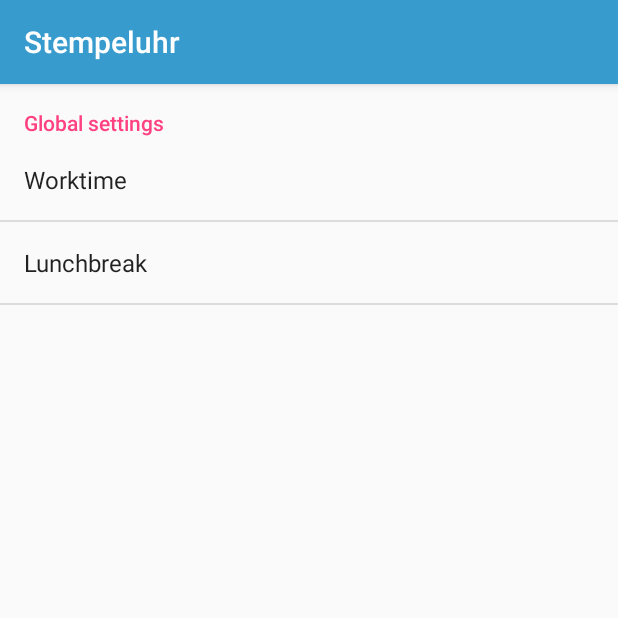
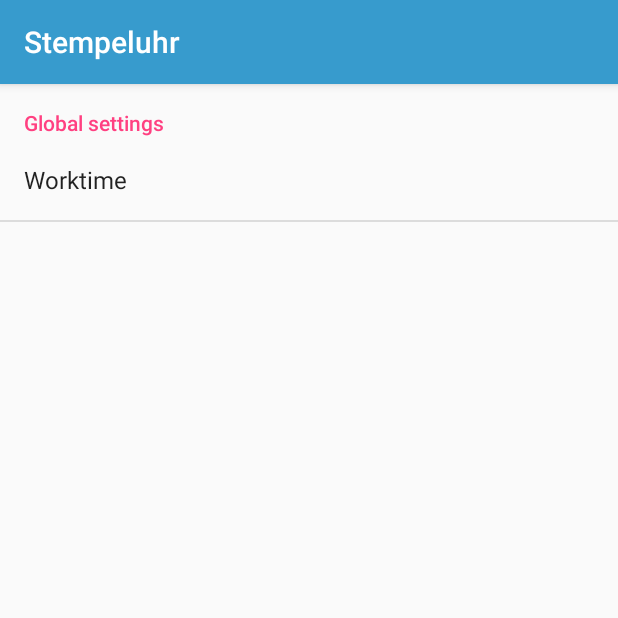
Before and after one commit to Bresenham/Stempeluhr, an Android app: the screen it shows after launch (SettingsActivity), in the options menu, after a tap on "Settings", on a phone screen of 412 x 824 dp, the top half of it. Run offline under Robolectric (Android 15) with nearby library versions, the light colour scheme and no system bars; libraries missing offline, so code that uses them is left out: at.markushi.ui, com.ramotion.circlemenu; 4 statements that could not run were skipped.

Commit message:
Replaced Lunchbreak Option with fixed timings

```diff
--- a/app/src/main/java/com/example/standardbenutzer/stempeluhr/InputViewFragment.kt
+++ b/app/src/main/java/com/example/standardbenutzer/stempeluhr/InputViewFragment.kt
@@ -16,6 +16,7 @@ import com.example.standardbenutzer.stempeluhr.R.mipmap.button_stop
 import com.example.standardbenutzer.stempeluhr.database.DBHandler
 import com.example.standardbenutzer.stempeluhr.database.DatabaseEntry
 import com.example.standardbenutzer.stempeluhr.helper.Utility.Companion.msToString
+import com.example.standardbenutzer.stempeluhr.helper.Utility.Companion.stringToMs
 import com.ramotion.circlemenu.CircleMenuView
 import kotlinx.android.synthetic.main.input_view.*
 import java.text.SimpleDateFormat
@@ -24,12 +25,13 @@ import java.util.*
 
 class InputViewFragment() : Fragment() {
 
-    private lateinit var worktime : String
+    private var MAX_TIME = 0L
+
     private lateinit var database : DBHandler
 
     @SuppressLint("ValidFragment")
-    constructor(wrktime: String, database : DBHandler) : this() {
-        this.worktime = wrktime
+    constructor(wrktime: Long, database : DBHandler) : this() {
+        this.MAX_TIME = wrktime
         this.database = database
     }
 
@@ -38,8 +40,6 @@ class InputViewFragment() : Fragment() {
     private var handler = Handler()
 
     private var runnable = Runnable {  }
-
-    private var MAX_TIME = 0L
 
     private lateinit var progressBar : CircleProgressBar
 
@@ -51,8 +51,6 @@ class InputViewFragment() : Fragment() {
             inflater.inflate(R.layout.input_view, container, false) as ViewGroup
 
     override fun onActivityCreated(savedInstanceState: Bundle?) {
-        MAX_TIME = 60 * 1000L * (worktime.split(":")[0].toInt() * 60 + worktime.split(":")[1].toInt())
-
         val circleButton = view!!.findViewById(R.id.circleButton) as CircleButton
         val menu  = view!!.findViewById(R.id.circleMenu) as CircleMenuView
 
@@ -121,7 +119,7 @@ class InputViewFragment() : Fragment() {
     }
 
     fun setWorktime(worktime : String) {
-        this.MAX_TIME = 60 * 1000L * (worktime.split(":")[0].toInt() * 60 + worktime.split(":")[1].toInt())
+        this.MAX_TIME = stringToMs(worktime)
     }
 
     private fun startCounting() {
--- a/app/src/main/java/com/example/standardbenutzer/stempeluhr/MainActivity.kt
+++ b/app/src/main/java/com/example/standardbenutzer/stempeluhr/MainActivity.kt
@@ -15,6 +15,7 @@ import android.view.MenuItem
 import android.widget.Toast
 import com.example.standardbenutzer.stempeluhr.database.DBHandler
 import com.example.standardbenutzer.stempeluhr.database.DatabaseEntry
+import com.example.standardbenutzer.stempeluhr.helper.Utility.Companion.stringToMs
 import kotlinx.android.synthetic.main.view_pager.*
 
 class MainActivity : AppCompatActivity() {
@@ -42,9 +43,11 @@ class MainActivity : AppCompatActivity() {
 
         this.database = DBHandler(this)
 
+        val worktime = stringToMs(PreferenceManager.getDefaultSharedPreferences(this).getString("worktime","07:00"))
+
         // Instantiate a ViewPager and a PagerAdapter.
         mPager = pager
-        mPagerAdapter = ScreenSlidePagerAdapter(supportFragmentManager, PreferenceManager.getDefaultSharedPreferences(this).getString("worktime","07:00"))
+        mPagerAdapter = ScreenSlidePagerAdapter(supportFragmentManager, worktime)
         mPager!!.adapter = mPagerAdapter
     }
 
@@ -60,8 +63,9 @@ class MainActivity : AppCompatActivity() {
 
     override fun onResume() {
         super.onResume()
-        if(::inputFragment.isInitialized)
-            inputFragment.setWorktime(PreferenceManager.getDefaultSharedPreferences(this).getString("worktime","07:00"))
+        if(::inputFragment.isInitialized) {
+            inputFragment.setWorktime(PreferenceManager.getDefaultSharedPreferences(this).getString("worktime", "07:00"))
+        }
     }
 
     override fun onBackPressed() {
@@ -82,9 +86,9 @@ class MainActivity : AppCompatActivity() {
 
     private inner class ScreenSlidePagerAdapter(fm: FragmentManager) : FragmentStatePagerAdapter(fm) {
 
-        private lateinit var worktime : String
+        private var worktime = 0L
 
-        constructor(fm: FragmentManager, worktime: String) : this(fm) {
+        constructor(fm: FragmentManager, worktime: Long) : this(fm) {
             this.worktime = worktime
         }
 
--- a/app/src/main/java/com/example/standardbenutzer/stempeluhr/OverviewFragment.kt
+++ b/app/src/main/java/com/example/standardbenutzer/stempeluhr/OverviewFragment.kt
@@ -8,8 +8,13 @@ import android.view.ViewGroup
 import kotlinx.android.synthetic.main.overview.*
 import ListViewAdapter
 import android.annotation.SuppressLint
+import android.graphics.Color
 import com.example.standardbenutzer.stempeluhr.database.DBHandler
 import com.example.standardbenutzer.stempeluhr.database.DatabaseEntry
+import com.example.standardbenutzer.stempeluhr.helper.Utility.Companion.LUNCHBREAK_6H
+import com.example.standardbenutzer.stempeluhr.helper.Utility.Companion.LUNCHBREAK_9H
+import com.example.standardbenutzer.stempeluhr.helper.Utility.Companion.NINE_HOURS
+import com.example.standardbenutzer.stempeluhr.helper.Utility.Companion.SIX_HOURS
 import com.example.standardbenutzer.stempeluhr.helper.Utility.Companion.msToString
 
 class OverviewFragment : Fragment {
@@ -29,28 +34,26 @@ class OverviewFragment : Fragment {
     }
 
     override fun onActivityCreated(savedInstanceState: Bundle?) {
-        listView.adapter = ListViewAdapter(this.requireActivity().applicationContext, convertToListViewEntry(database.getAllEntries()))
-
+        listView.adapter = ListViewAdapter(this.requireActivity().applicationContext, updateListView(database.getAllEntries(), database.getSumPlusMinus()))
         swiperefresh.setOnRefreshListener {
-            listView.adapter = ListViewAdapter(this.requireActivity().applicationContext, convertToListViewEntry(database.getAllEntries()))
+            listView.adapter = ListViewAdapter(this.requireActivity().applicationContext, updateListView(database.getAllEntries(), database.getSumPlusMinus()))
             swiperefresh.isRefreshing = false
         }
 
         super.onActivityCreated(savedInstanceState)
     }
 
-    override fun onResume() {
-        super.onResume()
-    }
-
-
-    private fun convertToListViewEntry(databaseEntries : ArrayList<DatabaseEntry>) : ArrayList<ListViewEntry> {
+    private fun updateListView(databaseEntries : ArrayList<DatabaseEntry>, sPlusMinus : Long) : ArrayList<ListViewEntry> {
         val listEntries = ArrayList<ListViewEntry>()
 
         databaseEntries.forEach {
             val timeString = msToString(it.getWorktime())
             var plusMinus : String
             var difference = it.getWorktime() - it.getWorkload()
+            if(it.getWorktime() >= SIX_HOURS)
+                difference -= LUNCHBREAK_6H
+            else if(it.getWorktime() >= NINE_HOURS)
+                difference -= LUNCHBREAK_9H
             if(difference < 0) {
                 difference *= -1
                 plusMinus = "-"
@@ -60,6 +63,21 @@ class OverviewFragment : Fragment {
             listEntries.add(ListViewEntry(it.getDate(),timeString,plusMinus))
         }
 
+        var sumPlusMinus = sPlusMinus
+        var sumPlusMinusStr : String
+        if(sumPlusMinus < 0) {
+            sumPlusMinusStr = "-"
+            sumPlusMinus *= -1
+            txtSumPlusMinus.setBackgroundColor(Color.RED)
+        }
+        else {
+            sumPlusMinusStr = "+"
+            txtSumPlusMinus.setBackgroundColor(Color.GREEN)
+        }
+        sumPlusMinusStr += msToString(sumPlusMinus)
+
+        txtSumPlusMinus.text = sumPlusMinusStr
+
         return listEntries
     }
 
--- a/app/src/main/java/com/example/standardbenutzer/stempeluhr/database/DBHandler.kt
+++ b/app/src/main/java/com/example/standardbenutzer/stempeluhr/database/DBHandler.kt
@@ -4,23 +4,25 @@ import android.content.ContentValues
 import android.content.Context
 import android.database.sqlite.SQLiteDatabase
 import android.database.sqlite.SQLiteOpenHelper
+import com.example.standardbenutzer.stempeluhr.helper.Utility.Companion.LUNCHBREAK_6H
+import com.example.standardbenutzer.stempeluhr.helper.Utility.Companion.LUNCHBREAK_9H
+import com.example.standardbenutzer.stempeluhr.helper.Utility.Companion.NINE_HOURS
+import com.example.standardbenutzer.stempeluhr.helper.Utility.Companion.SIX_HOURS
 
-class DBHandler(context: Context) : SQLiteOpenHelper(context, "StempeluhrDB", null, 3) {
+class DBHandler(context: Context) : SQLiteOpenHelper(context, "StempeluhrDB", null, 6) {
 
     private val DATABASE_NAME = "STEMPELUHR_DB"
-    private val DATABASE_VERSION = 2
+    private val DATABASE_VERSION = 6
 
     private val ENTRY_TABLE_NAME = "STEMPEL_ZEITEN"
 
     private val PRIMARY_KEY = "ID"
     private val DAY = "DAY"
+    private val WORKTIME = "WORKTIME"
     private val WORKLOAD = "WORKLOAD"
-    private val WORKTIME = "WORKTIME"
-
-    private var latestID = 0
 
     override fun onCreate(db: SQLiteDatabase?) {
-        val CREATE_TABLE = "CREATE TABLE $ENTRY_TABLE_NAME($PRIMARY_KEY UNSIGNED BIG INT PRIMARY KEY, $DAY TEXT, $WORKTIME UNSIGNED BIG INT, $WORKLOAD UNSIGNED BIG INT);"
+        val CREATE_TABLE = "CREATE TABLE $ENTRY_TABLE_NAME($PRIMARY_KEY INTEGER PRIMARY KEY AUTOINCREMENT, $DAY TEXT, $WORKTIME UNSIGNED BIG INT, $WORKLOAD UNSIGNED BIG INT);"
         db!!.execSQL(CREATE_TABLE)
     }
 
@@ -33,7 +35,6 @@ class DBHandler(context: Context) : SQLiteOpenHelper(context, "StempeluhrDB", nu
         val db = this.readableDatabase
 
         val values = ContentValues()
-        values.put(PRIMARY_KEY, latestID++)
         values.put(DAY, entry.getDate())
         values.put(WORKTIME, entry.getWorktime())
         values.put(WORKLOAD,entry.getWorkload())
@@ -44,7 +45,7 @@ class DBHandler(context: Context) : SQLiteOpenHelper(context, "StempeluhrDB", nu
 
     fun getAllEntries() : ArrayList<DatabaseEntry> {
         val entries = ArrayList<DatabaseEntry>()
-        val selectQuery = "SELECT * FROM $ENTRY_TABLE_NAME"
+        val selectQuery = "SELECT * FROM $ENTRY_TABLE_NAME ORDER BY $PRIMARY_KEY DESC"
 
         val db = writableDatabase
         val cursor = db.rawQuery(selectQuery,null)
@@ -60,4 +61,27 @@ class DBHandler(context: Context) : SQLiteOpenHelper(context, "StempeluhrDB", nu
         return entries
     }
 
+    fun getSumPlusMinus() : Long {
+        val selectQuery = "SELECT * FROM $ENTRY_TABLE_NAME ORDER BY $PRIMARY_KEY DESC"
+
+        val db = writableDatabase
+        val cursor = db.rawQuery(selectQuery,null)
+
+        var sum = 0L
+
+        if(cursor.moveToFirst()) {
+            do {
+                sum += cursor.getLong(2) - cursor.getLong(3)
+                if(cursor.getLong(2) >= SIX_HOURS)
+                    sum -= LUNCHBREAK_6H
+                else if(cursor.getLong(2) >= NINE_HOURS)
+                    sum -= LUNCHBREAK_9H
+            } while(cursor.moveToNext())
+        }
+
+        cursor.close()
+
+        return sum
+    }
+
 }
--- a/app/src/main/java/com/example/standardbenutzer/stempeluhr/helper/Utility.kt
+++ b/app/src/main/java/com/example/standardbenutzer/stempeluhr/helper/Utility.kt
@@ -23,5 +23,15 @@ class Utility {
                     "" + secs)
             return (hours).toString() + "h:" + minsString + "m:" + secsString + "s"
         }
+
+        fun stringToMs(time : String) : Long {
+            return 60 * 1000L * (time.split(":")[0].toInt() * 60 + time.split(":")[1].toInt())
+        }
+
+        const val SIX_HOURS = 6 * 60 * 60 * 1000L
+        const val NINE_HOURS = 9 * 60 * 60 * 1000L
+
+        const val LUNCHBREAK_6H = 30 * 60 * 1000L
+        const val LUNCHBREAK_9H = 45 * 60 * 1000L
     }
 }
--- a/app/src/main/res/xml/preferences.xml
+++ b/app/src/main/res/xml/preferences.xml
@@ -7,9 +7,5 @@
             android:key="worktime"
             android:title="Worktime"
         />
-        <com.example.standardbenutzer.stempeluhr.TimePreference
-            android:key="lunchbreak"
-            android:title="Lunchbreak"
-        />
     </PreferenceCategory>
 </PreferenceScreen>
```
Also changed, not shown: app/src/main/res/layout/overview.xml (+6 -3 lines).
